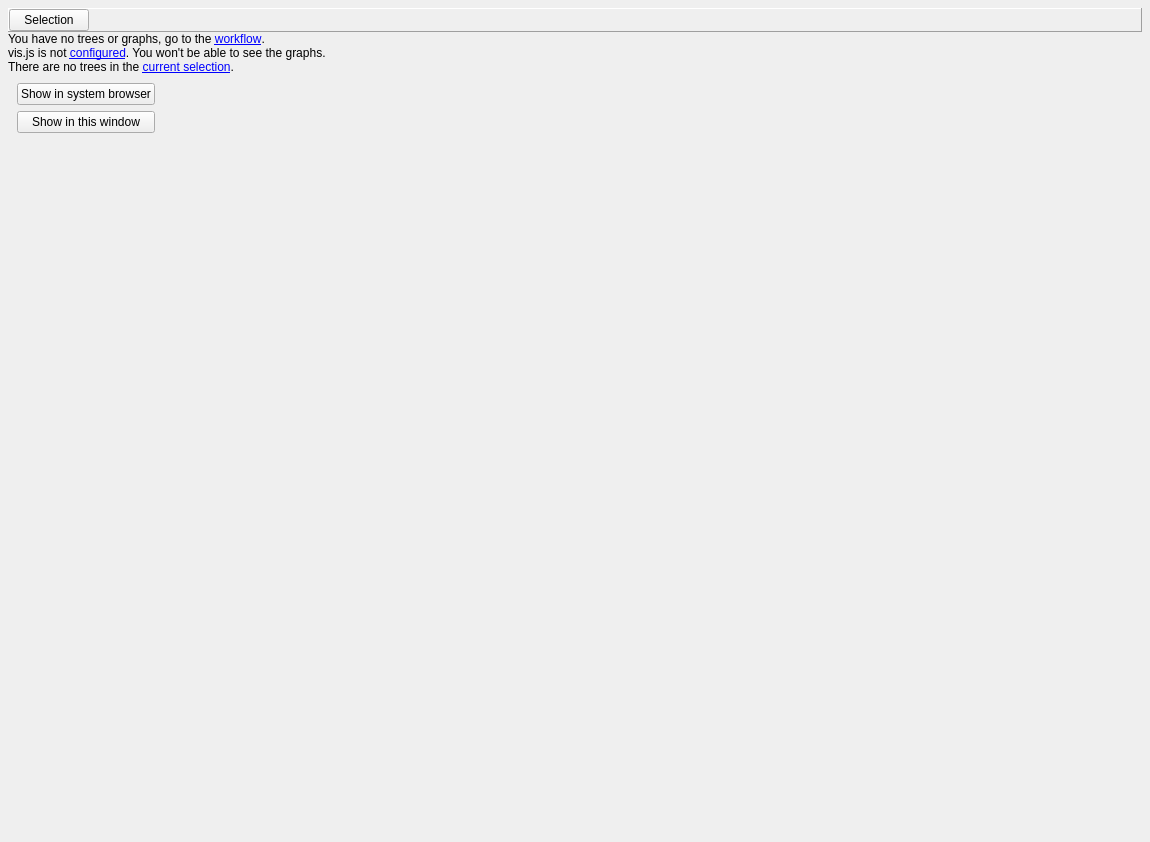
JMcInerneyLab/groot, file groot/frontends/gui/forms/designer/frm_webtree_designer.ui: the form before one commit.
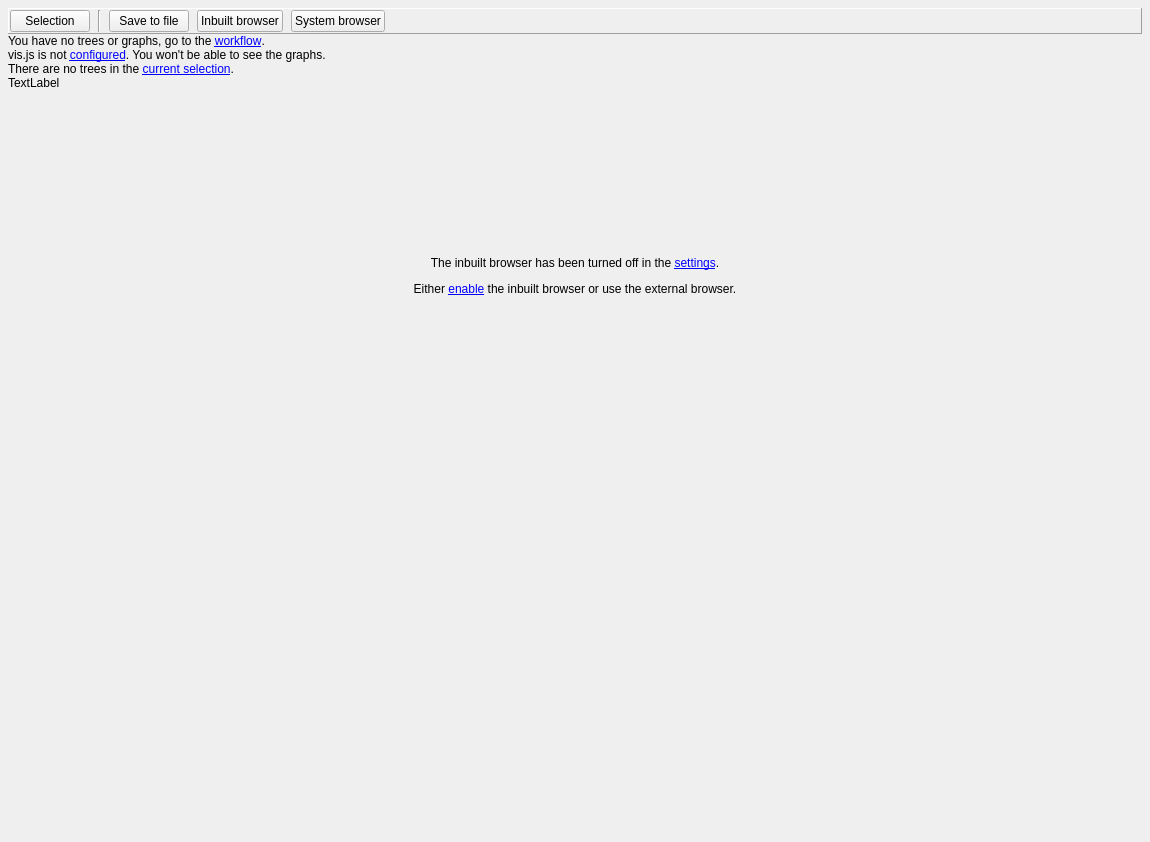
The form after the commit.

The edit to the form file:
```diff
--- a/groot/frontends/gui/forms/designer/frm_webtree_designer.ui
+++ b/groot/frontends/gui/forms/designer/frm_webtree_designer.ui
@@ -39,19 +39,19 @@
      </property>
      <layout class="QHBoxLayout" name="horizontalLayout_21">
       <property name="spacing">
-       <number>0</number>
+       <number>8</number>
       </property>
       <property name="leftMargin">
-       <number>0</number>
+       <number>1</number>
       </property>
       <property name="topMargin">
-       <number>0</number>
+       <number>1</number>
       </property>
       <property name="rightMargin">
-       <number>0</number>
+       <number>1</number>
       </property>
       <property name="bottomMargin">
-       <number>0</number>
+       <number>1</number>
       </property>
       <item>
        <widget class="QPushButton" name="BTN_SELECTION">
@@ -63,6 +63,43 @@
         </property>
        </widget>
       </item>
+      <item>
+       <widget class="Line" name="line">
+        <property name="orientation">
+         <enum>Qt::Vertical</enum>
+        </property>
+       </widget>
+      </item>
+      <item>
+       <widget class="QPushButton" name="BTN_SAVE_TO_FILE">
+        <property name="text">
+         <string>Save to file</string>
+        </property>
+        <property name="autoDefault">
+         <bool>false</bool>
+        </property>
+       </widget>
+      </item>
+      <item>
+       <widget class="QPushButton" name="BTN_BROWSE_HERE">
+        <property name="text">
+         <string>Inbuilt browser</string>
+        </property>
+        <property name="autoDefault">
+         <bool>false</bool>
+        </property>
+       </widget>
+      </item>
+      <item>
+       <widget class="QPushButton" name="BTN_SYSTEM_BROWSER">
+        <property name="text">
+         <string>System browser</string>
+        </property>
+        <property name="autoDefault">
+         <bool>false</bool>
+        </property>
+       </widget>
+      </item>
       <item>
        <spacer name="horizontalSpacer">
         <property name="orientation">
@@ -82,7 +119,7 @@
    <item>
     <widget class="QLabel" name="LBL_NO_TREES_WARNING">
      <property name="text">
-      <string>You have no trees or graphs, go to the &lt;a href=&quot;action:show_workflow_form&quot;&gt;workflow&lt;/a&gt;.</string>
+      <string>You have no trees or graphs, go to the &lt;a href=&quot;action:show_workflow&quot;&gt;workflow&lt;/a&gt;.</string>
      </property>
      <property name="style" stdset="0">
       <string>warning</string>
@@ -92,7 +129,7 @@
    <item>
     <widget class="QLabel" name="LBL_NO_VISJS_WARNING">
      <property name="text">
-      <string>vis.js is not &lt;a href=&quot;action:show_view_options_form&quot;&gt;configured&lt;/a&gt;. You won't be able to see the graphs.</string>
+      <string>vis.js is not &lt;a href=&quot;action:show_options&quot;&gt;configured&lt;/a&gt;. You won't be able to see the graphs.</string>
      </property>
      <property name="style" stdset="0">
       <string>warning</string>
@@ -110,7 +147,17 @@
     </widget>
    </item>
    <item>
-    <widget class="QWidget" name="WIDGET_OPEN" native="true">
+    <widget class="QLabel" name="LBL_TITLE">
+     <property name="text">
+      <string>TextLabel</string>
+     </property>
+     <property name="style" stdset="0">
+      <string>title</string>
+     </property>
+    </widget>
+   </item>
+   <item>
+    <widget class="QWidget" name="WIDGET_OTHER" native="true">
      <property name="sizePolicy">
       <sizepolicy hsizetype="Preferred" vsizetype="Expanding">
        <horstretch>0</horstretch>
@@ -118,52 +165,17 @@
       </sizepolicy>
      </property>
      <layout class="QGridLayout" name="gridLayout">
-      <item row="2" column="0">
-       <spacer name="verticalSpacer">
-        <property name="orientation">
-         <enum>Qt::Vertical</enum>
-        </property>
-        <property name="sizeHint" stdset="0">
-         <size>
-          <width>20</width>
-          <height>40</height>
-         </size>
-        </property>
-       </spacer>
-      </item>
       <item row="0" column="0">
-       <widget class="QPushButton" name="BTN_SYSTEM_BROWSER">
+       <widget class="QLabel" name="LBL_NO_INBUILT">
         <property name="text">
-         <string>Show in system browser</string>
+         <string>&lt;p&gt;The inbuilt browser has been turned off in the &lt;a href=&quot;action:show_options&quot;&gt;settings&lt;/a&gt;.&lt;/p&gt;
+&lt;p&gt;Either &lt;a href=&quot;action:enable_inbuilt_browser&quot;&gt;enable&lt;/a&gt; the inbuilt browser or use the external browser.&lt;/p&gt;</string>
         </property>
-        <property name="autoDefault">
-         <bool>false</bool>
+        <property name="alignment">
+         <set>Qt::AlignCenter</set>
         </property>
        </widget>
       </item>
-      <item row="1" column="0">
-       <widget class="QPushButton" name="BTN_BROWSE_HERE">
-        <property name="text">
-         <string>Show in this window</string>
-        </property>
-        <property name="autoDefault">
-         <bool>false</bool>
-        </property>
-       </widget>
-      </item>
-      <item row="0" column="1">
-       <spacer name="horizontalSpacer_2">
-        <property name="orientation">
-         <enum>Qt::Horizontal</enum>
-        </property>
-        <property name="sizeHint" stdset="0">
-         <size>
-          <width>40</width>
-          <height>20</height>
-         </size>
-        </property>
-       </spacer>
-      </item>
      </layout>
     </widget>
    </item>
```
